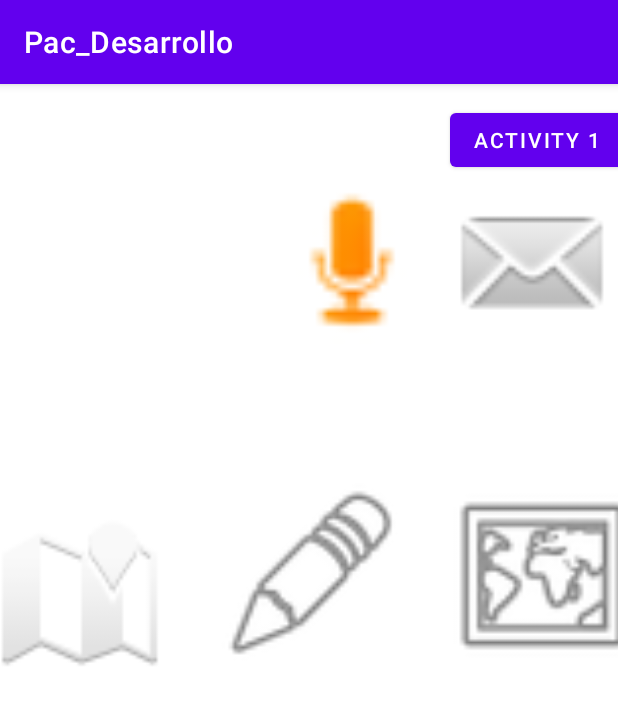
After one commit to VictorFernandezRuiz/Pac_Desarrollo_Movil, an Android app: the Activity4 screen opened directly, with no data from a screen before it, on a phone screen of 412 x 824 dp. The commit adds this screen. Shown: the top 705 px of the screen. Run offline under Robolectric (Android 15) with nearby library versions, the phone set to English and light mode, and no system bars.

Commit message:
Se añade el activity 4. Falta arreglar las posiciones de algunas imágenes al rotar

```diff
--- a/app/src/main/AndroidManifest.xml
+++ b/app/src/main/AndroidManifest.xml
@@ -22,6 +22,7 @@
         </activity>
         <activity android:name=".Activity2" />
         <activity android:name=".Activity3" />
+        <activity android:name=".Activity4" />
 
         <!-- PARA USAR LA CAMARA EN ANDROID 7 O SUPERIOR -->
         <provider
--- /dev/null
+++ b/app/src/main/java/com/example/pac_desarrollo/Activity4.kt
@@ -0,0 +1,33 @@
+package com.example.pac_desarrollo
+
+import android.content.Context
+import android.content.Intent
+import android.media.MediaPlayer
+import android.os.Bundle
+import android.widget.Button
+import android.widget.Toast
+import androidx.appcompat.app.AppCompatActivity
+
+class Activity4 : AppCompatActivity() {
+
+    private lateinit var buttonActivity1: Button
+
+    override fun onCreate(savedInstanceState: Bundle?) {
+        super.onCreate(savedInstanceState)
+        setContentView(R.layout.activity_4)
+
+        buttonActivity1 = findViewById(R.id.buttonActivity1)
+
+        setOnClickListeners(this)
+    }
+
+    private fun setOnClickListeners(context: Context) {
+
+        buttonActivity1.setOnClickListener {
+            val intento1 = Intent(this, MainActivity::class.java)
+            startActivity(intento1)
+            Toast.makeText(this, "Nos encontramos en la Activity 1",  Toast.LENGTH_SHORT).show()
+        }
+    }
+
+}
--- a/app/src/main/java/com/example/pac_desarrollo/MainActivity.kt
+++ b/app/src/main/java/com/example/pac_desarrollo/MainActivity.kt
@@ -18,6 +18,7 @@ class MainActivity : AppCompatActivity() {
     private lateinit var buttonStop: Button
     private lateinit var buttonActivity2: Button
     private lateinit var buttonActivity3: Button
+    private lateinit var buttonActivity4: Button
 
     private lateinit var mediaPlayer: MediaPlayer
 
@@ -30,6 +31,7 @@ class MainActivity : AppCompatActivity() {
         buttonStop = findViewById(R.id.buttonStop)
         buttonActivity2 = findViewById(R.id.buttonActivity2)
         buttonActivity3 = findViewById(R.id.buttonActivity3)
+        buttonActivity4 = findViewById(R.id.buttonActivity4)
         mediaPlayer = MediaPlayer.create(this, R.raw.milan)
 
         setOnClickListeners(this)
@@ -61,6 +63,13 @@ class MainActivity : AppCompatActivity() {
         buttonActivity3.setOnClickListener {
             val intento1 = Intent(this, Activity3::class.java)
             startActivity(intento1)
+            Toast.makeText(this, "Nos encontramos en la Activity 3",  Toast.LENGTH_SHORT).show()
+        }
+
+        buttonActivity4.setOnClickListener {
+            val intento1 = Intent(this, Activity4::class.java)
+            startActivity(intento1)
+            Toast.makeText(this, "Nos encontramos en la Activity 4",  Toast.LENGTH_SHORT).show()
         }
     }
 
--- /dev/null
+++ b/app/src/main/res/layout-land/activity_4.xml
@@ -0,0 +1,91 @@
+<?xml version="1.0" encoding="utf-8"?>
+<androidx.constraintlayout.widget.ConstraintLayout
+    xmlns:android="http://schemas.android.com/apk/res/android"
+    xmlns:app="http://schemas.android.com/apk/res-auto"
+    xmlns:tools="http://schemas.android.com/tools"
+    android:layout_width="match_parent"
+    android:layout_height="match_parent">
+
+    <ImageView
+        android:id="@+id/imageView"
+        android:layout_width="wrap_content"
+        android:layout_height="wrap_content"
+        android:layout_marginStart="37dp"
+        android:layout_marginLeft="37dp"
+        android:layout_marginTop="52dp"
+        app:layout_constraintStart_toStartOf="parent"
+        app:layout_constraintTop_toTopOf="parent"
+        tools:srcCompat="@tools:sample/avatars" />
+
+    <ImageView
+        android:id="@+id/imageView3"
+        android:layout_width="108dp"
+        android:layout_height="129dp"
+        android:layout_marginTop="52dp"
+        android:layout_marginEnd="364dp"
+        android:layout_marginRight="364dp"
+        app:layout_constraintEnd_toEndOf="parent"
+        app:layout_constraintTop_toTopOf="parent"
+        app:srcCompat="@android:drawable/presence_audio_away" />
+
+    <ImageView
+        android:id="@+id/imageView5"
+        android:layout_width="136dp"
+        android:layout_height="124dp"
+        android:layout_marginStart="69dp"
+        android:layout_marginLeft="69dp"
+        android:layout_marginTop="57dp"
+        app:layout_constraintStart_toEndOf="@+id/imageView3"
+        app:layout_constraintTop_toTopOf="parent"
+        app:srcCompat="@android:drawable/sym_action_email" />
+
+    <ImageView
+        android:id="@+id/imageView6"
+        android:layout_width="133dp"
+        android:layout_height="126dp"
+
+        android:layout_marginStart="78dp"
+        android:layout_marginLeft="78dp"
+        android:layout_marginTop="39dp"
+        app:layout_constraintStart_toEndOf="@+id/imageView7"
+        app:layout_constraintTop_toBottomOf="@+id/imageView3"
+        app:srcCompat="@android:drawable/ic_menu_edit" />
+
+    <ImageView
+        android:id="@+id/imageView7"
+        android:layout_width="144dp"
+        android:layout_height="157dp"
+
+
+        android:layout_marginStart="37dp"
+        android:layout_marginLeft="37dp"
+        android:layout_marginTop="30dp"
+        app:layout_constraintStart_toStartOf="parent"
+        app:layout_constraintTop_toBottomOf="@+id/imageView"
+        app:srcCompat="@android:drawable/ic_dialog_map" />
+
+    <ImageView
+        android:id="@+id/imageView8"
+        android:layout_width="185dp"
+        android:layout_height="131dp"
+
+
+        android:layout_marginStart="28dp"
+        android:layout_marginLeft="28dp"
+        android:layout_marginTop="34dp"
+        app:layout_constraintStart_toEndOf="@+id/imageView6"
+        app:layout_constraintTop_toBottomOf="@+id/imageView5"
+        app:srcCompat="@android:drawable/ic_menu_mapmode" />
+
+    <Button
+        android:id="@+id/buttonActivity1"
+        android:layout_width="wrap_content"
+        android:layout_height="wrap_content"
+        android:layout_marginStart="40dp"
+        android:layout_marginLeft="40dp"
+        android:layout_marginTop="22dp"
+        android:text="Activity 1"
+        app:layout_constraintStart_toEndOf="@+id/imageView5"
+        app:layout_constraintTop_toTopOf="parent" />
+
+</androidx.constraintlayout.widget.ConstraintLayout>
--- /dev/null
+++ b/app/src/main/res/layout/activity_4.xml
@@ -0,0 +1,113 @@
+<?xml version="1.0" encoding="utf-8"?>
+<androidx.constraintlayout.widget.ConstraintLayout
+    xmlns:android="http://schemas.android.com/apk/res/android"
+    xmlns:app="http://schemas.android.com/apk/res-auto"
+    xmlns:tools="http://schemas.android.com/tools"
+    android:layout_width="match_parent"
+    android:layout_height="match_parent">
+
+    <ImageView
+        android:id="@+id/imageView"
+        android:layout_width="118dp"
+        android:layout_height="118dp"
+        android:layout_marginStart="24dp"
+        android:layout_marginLeft="24dp"
+        android:layout_marginTop="56dp"
+        android:layout_marginEnd="25dp"
+        android:layout_marginRight="25dp"
+        android:layout_marginBottom="55dp"
+        app:layout_constraintBottom_toTopOf="@+id/imageView7"
+        app:layout_constraintEnd_toStartOf="@+id/imageView3"
+        app:layout_constraintStart_toStartOf="parent"
+        app:layout_constraintTop_toTopOf="parent"
+        tools:srcCompat="@tools:sample/avatars" />
+
+    <ImageView
+        android:id="@+id/imageView3"
+        android:layout_width="108dp"
+        android:layout_height="129dp"
+        android:layout_marginStart="25dp"
+        android:layout_marginLeft="25dp"
+        android:layout_marginTop="56dp"
+        android:layout_marginEnd="136dp"
+        android:layout_marginRight="136dp"
+        android:layout_marginBottom="40dp"
+        app:layout_constraintBottom_toTopOf="@+id/imageView6"
+        app:layout_constraintEnd_toEndOf="parent"
+        app:layout_constraintStart_toEndOf="@+id/imageView"
+        app:layout_constraintTop_toTopOf="parent"
+        app:srcCompat="@android:drawable/presence_audio_away" />
+
+    <ImageView
+        android:id="@+id/imageView5"
+        android:layout_width="136dp"
+        android:layout_height="124dp"
+
+        android:layout_marginStart="12dp"
+        android:layout_marginLeft="12dp"
+        android:layout_marginTop="60dp"
+        android:layout_marginBottom="40dp"
+        app:layout_constraintBottom_toTopOf="@+id/imageView8"
+        app:layout_constraintEnd_toEndOf="parent"
+        app:layout_constraintStart_toEndOf="@+id/imageView3"
+        app:layout_constraintTop_toTopOf="parent"
+        app:srcCompat="@android:drawable/sym_action_email" />
+
+    <ImageView
+        android:id="@+id/imageView6"
+        android:layout_width="133dp"
+        android:layout_height="126dp"
+        android:layout_marginStart="16dp"
+        android:layout_marginLeft="16dp"
+        android:layout_marginTop="40dp"
+        android:layout_marginEnd="9dp"
+        android:layout_marginRight="9dp"
+        android:layout_marginBottom="380dp"
+        app:layout_constraintBottom_toBottomOf="parent"
+        app:layout_constraintEnd_toStartOf="@+id/imageView8"
+        app:layout_constraintStart_toEndOf="@+id/imageView7"
+        app:layout_constraintTop_toBottomOf="@+id/imageView3"
+        app:srcCompat="@android:drawable/ic_menu_edit" />
+
+    <ImageView
+        android:id="@+id/imageView7"
+        android:layout_width="110dp"
+        android:layout_height="128dp"
+        android:layout_marginStart="16dp"
+        android:layout_marginLeft="16dp"
+        android:layout_marginTop="55dp"
+        android:layout_marginEnd="16dp"
+        android:layout_marginRight="16dp"
+        android:layout_marginBottom="374dp"
+        app:layout_constraintBottom_toBottomOf="parent"
+        app:layout_constraintEnd_toStartOf="@+id/imageView6"
+        app:layout_constraintStart_toStartOf="parent"
+        app:layout_constraintTop_toBottomOf="@+id/imageView"
+        app:srcCompat="@android:drawable/ic_dialog_map" />
+
+    <ImageView
+        android:id="@+id/imageView8"
+        android:layout_width="136dp"
+        android:layout_height="130dp"
+        android:layout_marginStart="9dp"
+        android:layout_marginLeft="9dp"
+        android:layout_marginTop="40dp"
+        android:layout_marginBottom="377dp"
+        app:layout_constraintBottom_toBottomOf="parent"
+        app:layout_constraintEnd_toEndOf="parent"
+        app:layout_constraintStart_toEndOf="@+id/imageView6"
+        app:layout_constraintTop_toBottomOf="@+id/imageView5"
+        app:srcCompat="@android:drawable/ic_menu_mapmode" />
+
+    <Button
+        android:id="@+id/buttonActivity1"
+        android:layout_width="wrap_content"
+        android:layout_height="wrap_content"
+        android:layout_marginStart="170dp"
+        android:layout_marginLeft="170dp"
+        android:layout_marginTop="13dp"
+        android:text="Activity 1"
+        app:layout_constraintStart_toEndOf="@+id/imageView"
+        app:layout_constraintTop_toTopOf="parent" />
+
+</androidx.constraintlayout.widget.ConstraintLayout>
--- a/app/src/main/res/layout/activity_main.xml
+++ b/app/src/main/res/layout/activity_main.xml
@@ -103,4 +103,17 @@
         app:layout_constraintEnd_toEndOf="parent"
         app:layout_constraintTop_toBottomOf="@+id/buttonActivity2" />
 
+    <Button
+        android:id="@+id/buttonActivity4"
+        android:layout_width="wrap_content"
+        android:layout_height="wrap_content"
+        android:layout_marginTop="76dp"
+        android:layout_marginEnd="16dp"
+        android:layout_marginRight="16dp"
+        android:layout_weight="0.3"
+        android:text="Activity 4"
+        app:backgroundTint="#802525"
+        app:layout_constraintEnd_toEndOf="parent"
+        app:layout_constraintTop_toBottomOf="@+id/buttonActivity2" />
+
 </androidx.constraintlayout.widget.ConstraintLayout>
```
